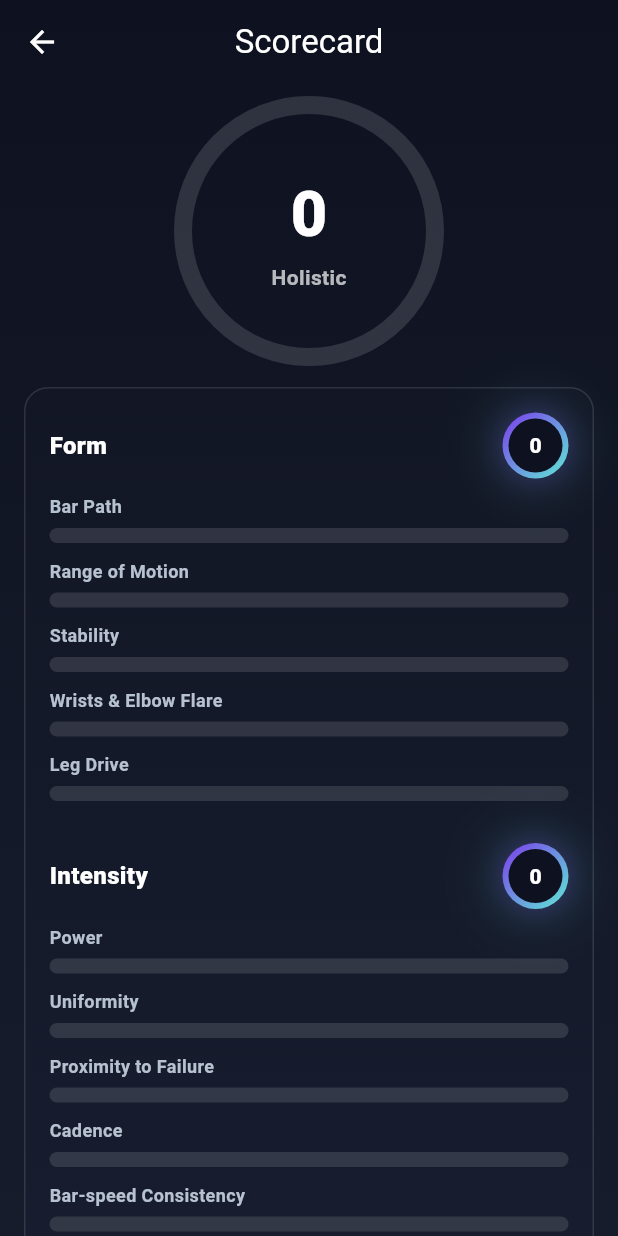
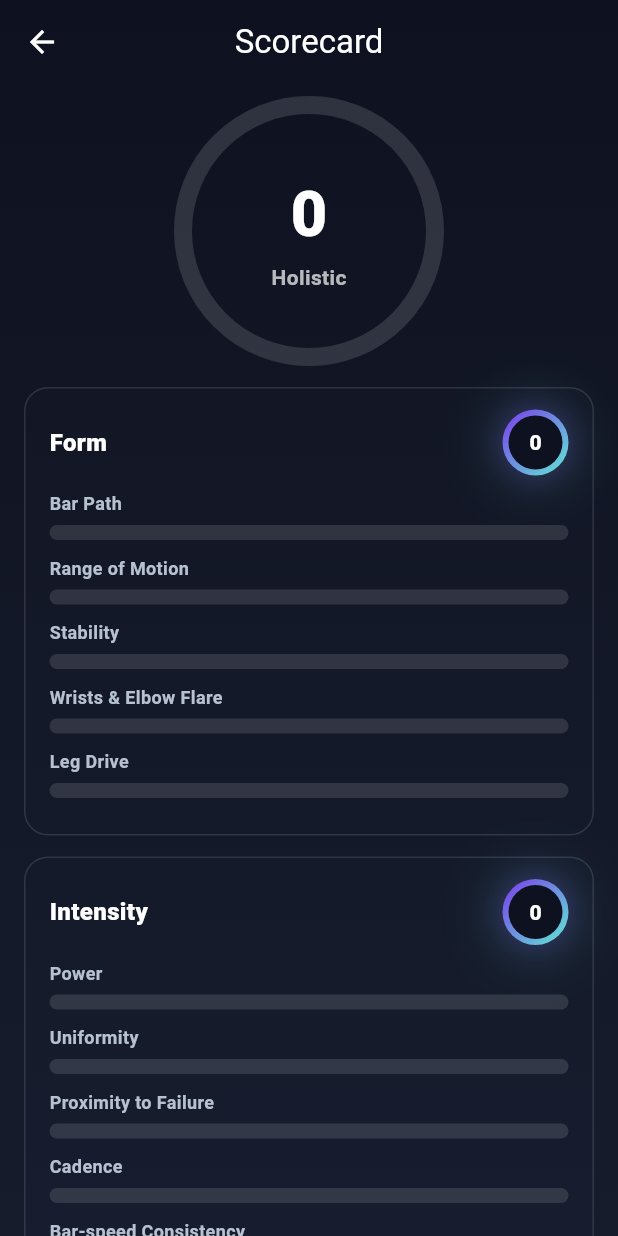
Before and after one commit to yellowwaterbottle/ai_fitness_coach.SS4, a Flutter app: the FeedbackScreen screen opened directly with empty values, on a phone screen of 412 x 824 dp. Run offline on Flutter 3.47's test engine with Material 3 defaults, Android fonts, the phone set to English and light mode, and no system bars; our stand-ins replace camera, connectivity_plus, file_picker, flutter_secure_storage, permission_handler; missing offline and left inert: purchases_flutter, video_thumbnail; accounts and stored records are empty; Roboto replaces fonts that are missing (SF Pro).

Commit message:
Separate Form and Intensity into individual outlined cards
- Split _MainScoreBreakdownCard into two separate containers
- Form section now has its own outlined card with gradient score chip and bars
- Intensity section in separate outlined card with matching styling
- Added 14px spacing between the two cards
- Maintained all existing gradients, fonts, and visual styling
- Tested successfully on RyaniPhone with excellent AI analysis results

```diff
--- a/lib/screens/feedback_screen.dart
+++ b/lib/screens/feedback_screen.dart
@@ -118,9 +118,12 @@ class _MainScoreBreakdownCard extends StatelessWidget {
 
   @override
   Widget build(BuildContext context) {
-    return Container(
+    return Column(
+      children: [
+        Container(
           width: double.infinity,
-      padding: const EdgeInsets.fromLTRB(16, 16, 16, 16),
+          padding: const EdgeInsets.fromLTRB(16, 14, 16, 14),
+          margin: const EdgeInsets.only(bottom: 14),
           decoration: BoxDecoration(
             color: const Color(0x141A2236),
             borderRadius: BorderRadius.circular(16),
@@ -129,18 +132,30 @@ class _MainScoreBreakdownCard extends StatelessWidget {
           child: Column(
             crossAxisAlignment: CrossAxisAlignment.start,
             children: [
-          // FORM ROW
               _SectionHeaderRow(title: "Form", score: resp.form),
               const SizedBox(height: 10),
               _SubSectionBarsForm(items: resp.formSubs, overallFallback: resp.form),
-          const SizedBox(height: 18),
-
-          // INTENSITY ROW
+            ],
+          ),
+        ),
+        Container(
+          width: double.infinity,
+          padding: const EdgeInsets.fromLTRB(16, 14, 16, 14),
+          decoration: BoxDecoration(
+            color: const Color(0x141A2236),
+            borderRadius: BorderRadius.circular(16),
+            border: Border.all(color: const Color(0x1FFFFFFF)),
+          ),
+          child: Column(
+            crossAxisAlignment: CrossAxisAlignment.start,
+            children: [
               _SectionHeaderRow(title: "Intensity", score: resp.intensity),
               const SizedBox(height: 10),
               _SubSectionBarsIntensity(items: resp.intensitySubs, overallFallback: resp.intensity),
             ],
           ),
+        ),
+      ],
     );
   }
 }
```
Lines whose indentation alone changed are shown as unchanged.
